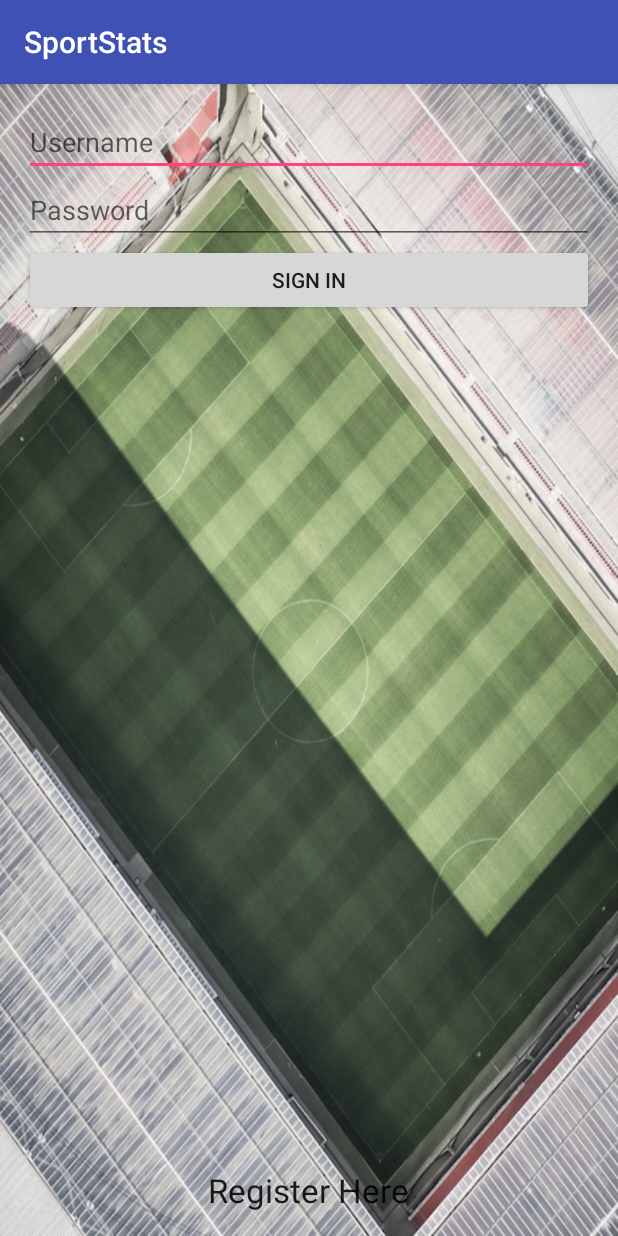
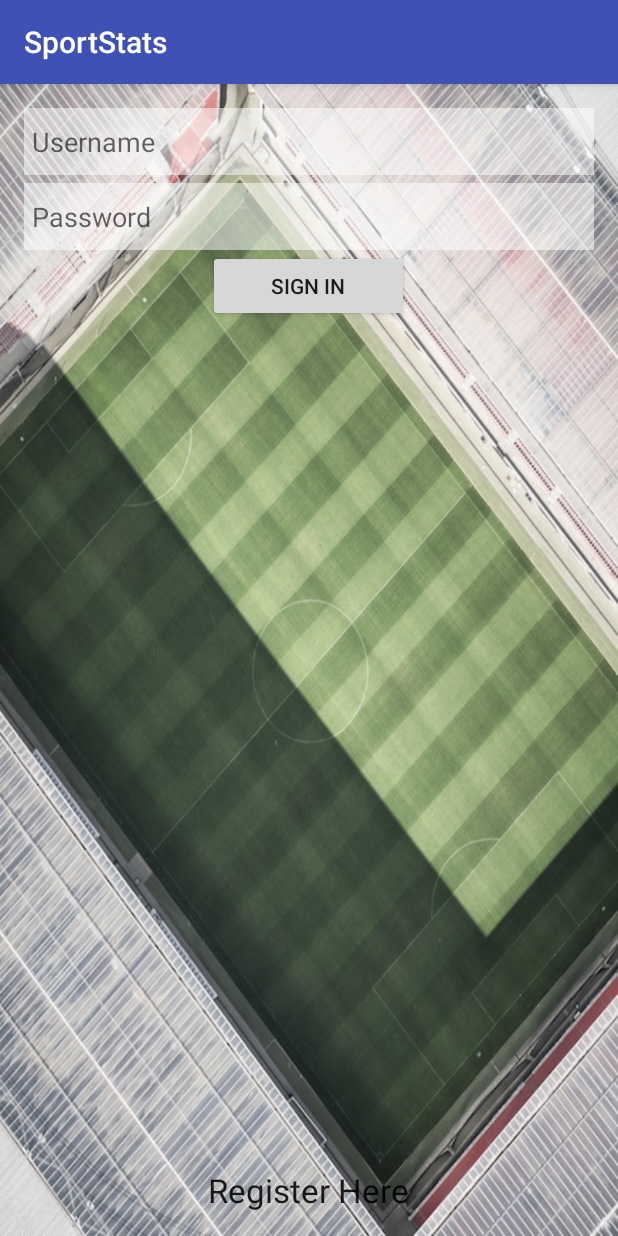
Before and after one commit to inthra/w2Fri-ReStock, an Android app: the screen it shows after launch (MainActivity), on a phone screen of 412 x 824 dp. Run offline under Robolectric (Android 15) with nearby library versions, the phone set to English and light mode, and no system bars.

```diff
--- a/app/src/main/java/com/epicodus/sportstats/MainActivity.java
+++ b/app/src/main/java/com/epicodus/sportstats/MainActivity.java
@@ -1,7 +1,12 @@
 package com.epicodus.sportstats;
 
+import android.content.Intent;
 import android.support.v7.app.AppCompatActivity;
 import android.os.Bundle;
+import android.view.View;
+import android.widget.Button;
+import android.widget.EditText;
+import android.widget.TextView;
 
 public class MainActivity extends AppCompatActivity {
 
@@ -9,5 +14,19 @@ public class MainActivity extends AppCompatActivity {
     protected void onCreate(Bundle savedInstanceState) {
         super.onCreate(savedInstanceState);
         setContentView(R.layout.activity_main);
+
+        final EditText mUserName = (EditText) findViewById(R.id.etUserName);
+        final EditText mPassWord = (EditText) findViewById(R.id.etPassWord);
+
+        final Button mSignIn = (Button) findViewById(R.id.bSignIn);
+
+        final TextView mRegisterLink = (TextView) findViewById(R.id.tvRegisterHere);
+        mRegisterLink.setOnClickListener(new View.OnClickListener() {
+           @Override
+           public void onClick(View v) {
+               Intent intent = new Intent(MainActivity.this, RegisterActivity.class);
+               startActivity(intent);
+           }
+        });
     }
 }
--- a/app/src/main/res/layout/activity_main.xml
+++ b/app/src/main/res/layout/activity_main.xml
@@ -17,6 +17,12 @@
         android:layout_alignParentTop="true"
         android:layout_alignParentStart="true"
         android:hint="Username"
+        android:background="#85ffffff"
+        android:paddingTop="10dp"
+        android:paddingBottom="10dp"
+        android:paddingLeft="5dp"
+        android:paddingRight="5dp"
+        android:layout_marginBottom="5dp"
         android:layout_alignParentEnd="true" />
 
     <EditText
@@ -28,6 +34,11 @@
         android:layout_below="@+id/etUsername"
         android:layout_alignParentStart="true"
         android:hint="Password"
+        android:background="#85ffffff"
+        android:paddingTop="10dp"
+        android:paddingBottom="10dp"
+        android:paddingLeft="5dp"
+        android:paddingRight="5dp"
         android:layout_alignEnd="@+id/etUsername" />
 
     <Button
@@ -36,8 +47,8 @@
         android:text="Sign IN"
         android:id="@+id/bSignIn"
         android:layout_below="@+id/etPassword"
-        android:layout_alignParentStart="true"
-        android:layout_alignEnd="@+id/etPassword" />
+        android:layout_alignStart="@+id/tvRegisterHere"
+        android:layout_alignEnd="@+id/tvRegisterHere" />
 
     <TextView
         android:layout_width="wrap_content"
--- a/app/src/main/res/layout/activity_register.xml
+++ b/app/src/main/res/layout/activity_register.xml
@@ -34,9 +34,8 @@
         android:layout_height="wrap_content"
         android:text="Register"
         android:id="@+id/bRegister"
-        android:layout_alignParentStart="true"
         android:layout_below="@+id/etPassWord"
-        android:layout_alignEnd="@+id/etPassWord" />
+        android:layout_centerHorizontal="true" />
 
     <EditText
         android:layout_width="wrap_content"
```
Also changed, not shown: app/src/main/java/com/epicodus/sportstats/RegisterActivity.java (+11 -0 lines), app/src/main/java/com/epicodus/sportstats/UserAreaActivity.java (+7 -0 lines).
